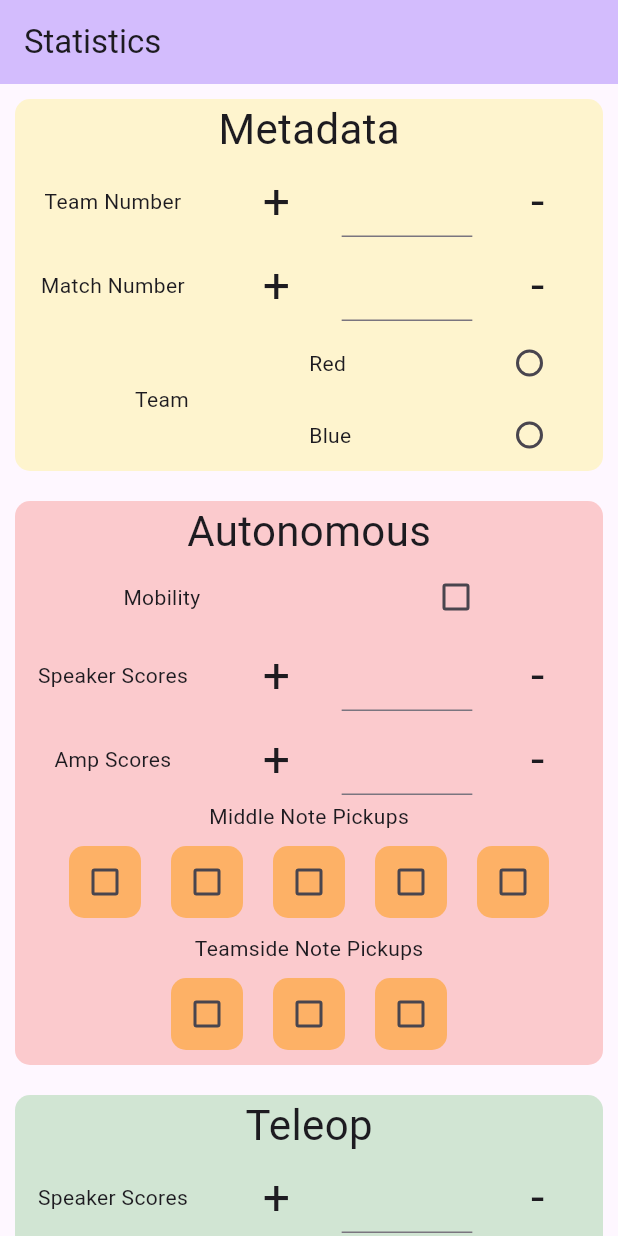
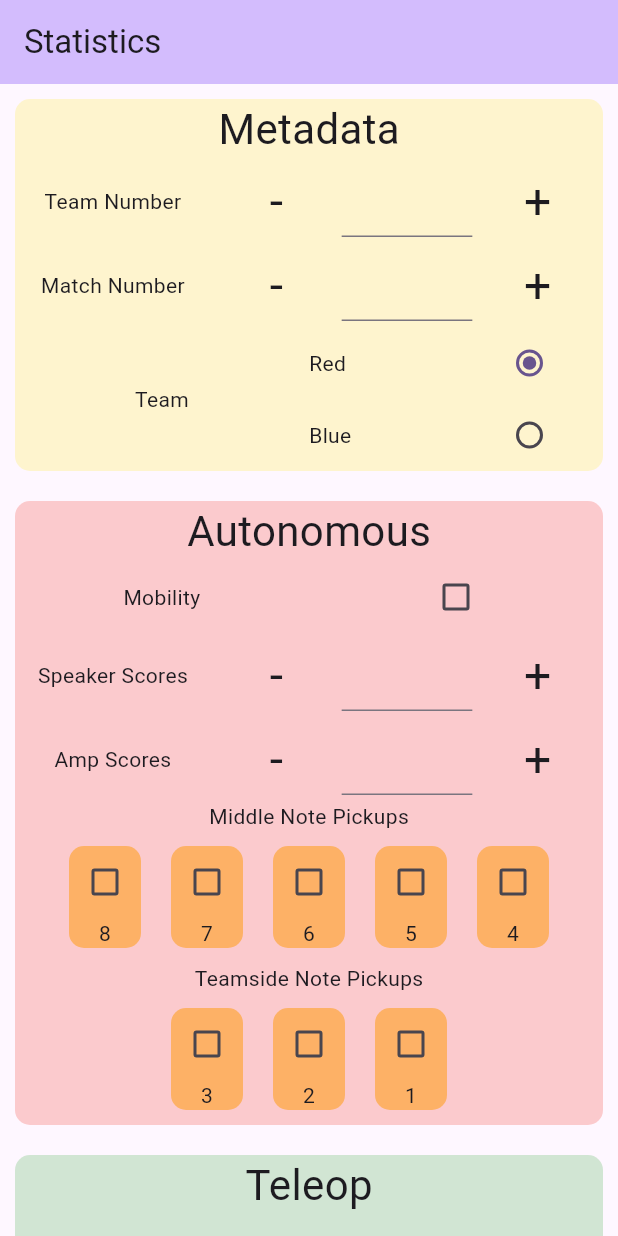
Before and after one commit to BCR2200/2024Scout, a Flutter app: the screen it shows after launch, on a phone screen of 412 x 824 dp. Run offline on Flutter 3.47's test engine with Material 3 defaults, Android fonts, the phone set to English and light mode, and no system bars; our stand-ins replace qr_flutter.

Commit message:
Fix and add stuff, including match number increments replacing resets.

```diff
--- a/lib/main.dart
+++ b/lib/main.dart
@@ -98,10 +98,12 @@ class Numeric extends JStat {
   BigInt? num;
   BigInt? max;
   bool enforce = true;
+  // If true, this will increment on reset instead of clearing.
+  bool isMatchNumber;
   TextEditingController txt = TextEditingController();
 
   String name;
-  Numeric(this.name, {this.max});
+  Numeric(this.name, {this.max, this.isMatchNumber = false});
 
   late void Function(void Function()) refresh;
   @override
@@ -111,8 +113,13 @@ class Numeric extends JStat {
 
   @override
   void reset() {
+    if (isMatchNumber) {
+      num = (num ?? BigInt.zero) + BigInt.one;
+      txt.text = num?.toString() ?? "";
+    } else {
       num = null;
       txt.text = "";
+    }
   }
 
   @override
@@ -161,6 +168,18 @@ class Numeric extends JStat {
               Expanded(child: TextButton(
                 onPressed: () {
                   if (num == null) {
+                    num = BigInt.zero;
+                  } else if (num! >= BigInt.one) {
+                    num = num! - BigInt.one;
+                  }
+                  txt.text = num?.toString() ?? "";
+                },
+                child: Text("-", style: Theme.of(context).textTheme.headlineLarge),
+              ),),
+              Expanded(child: field),
+              Expanded(child: TextButton(
+                onPressed: () {
+                  if (num == null) {
                     num = BigInt.one;
                   } else if (max == null || num! < max!) {
                     num = num! + BigInt.one;
@@ -168,18 +187,6 @@ class Numeric extends JStat {
                   txt.text = num?.toString() ?? "";
                 },
                 child: Text("+", style: Theme.of(context).textTheme.headlineLarge,),
-              ),),
-              Expanded(child: field),
-              Expanded(child: TextButton(
-                onPressed: () {
-                  if (num == null) {
-                    num = BigInt.zero;
-                  } else if (num! >= BigInt.one) {
-                    num = num! - BigInt.one;
-                  }
-                  txt.text = num?.toString() ?? "";
-                },
-                child: Text("-", style: Theme.of(context).textTheme.headlineLarge),
               ),),
             ],
           ),
@@ -231,12 +238,14 @@ class Boolean extends JStat {
   }
 }
 class Team extends JStat {
-  String? team;
+  String? team = "Red";
 
   String name;
   Team(this.name);
 
   late void Function(void Function()) refresh;
+  void Function(bool)? onChange;
+
   @override
   void setUpdate(void Function(void Function()) fn) {
     refresh = fn;
@@ -244,7 +253,7 @@ class Team extends JStat {
 
   @override
   void reset() {
-    team = "Red";
+    //team = "Red";
   }
 
   @override
@@ -260,6 +269,8 @@ class Team extends JStat {
             value: "Red",
             groupValue: team,
             onChanged: (value) {
+              var change = onChange;
+              if (change != null) change(true);
               refresh(() { team = value; });
             },
           ),),
@@ -272,6 +283,8 @@ class Team extends JStat {
             value: "Blue",
             groupValue: team,
             onChanged: (value) {
+              var change = onChange;
+              if (change != null) change(false);
               refresh(() { team = value; });
             },
           ),),
@@ -505,7 +518,7 @@ class Notemap extends JStat {
   int count;
   int start;
   var checkboxes = <Widget>[];
-  bool flip = false;
+  bool flip = true;
 
   String name;
   Notemap(this.name, this.count, this.start);
@@ -518,7 +531,12 @@ class Notemap extends JStat {
 
   void setFlip(bool flip) {
     if (this.flip ^ flip) {
-      checkboxes = checkboxes.reversed.toList();
+      for (var i = 0; i < checkboxes.length; i++) {
+        var temp = checkboxes[i];
+        int endIndex = checkboxes.length - i - 1;
+        checkboxes[i] = checkboxes[endIndex];
+        checkboxes[endIndex] = temp;
+      }
     }
     this.flip = flip;
   }
@@ -531,12 +549,9 @@ class Notemap extends JStat {
   }
 
   @override
-  String? get() {
-    var iter = flip ? enableds.reversed : enableds;
-    return iter
+  String? get() => enableds
     .map((e) => e ? "1" : "0")
     .join(DELIMITER);
-  }
 
   @override
   Widget widget(BuildContext context) {
@@ -561,12 +576,15 @@ class Notemap extends JStat {
                   refresh(() {enableds[i] = (value ?? false);});
                 },
               ),
+              Text((i + start).toString()),
             ],
           ),
         ),
       );
       checkboxes.add(cb);
     }
+    if (flip) checkboxes = checkboxes.reversed.toList();
+
     return Column(children: [
       Text(name),
         Row(
@@ -595,11 +613,14 @@ class QRView extends StatelessWidget {
           ),
           Text(data),
           Expanded(
+            child: Padding(
+              padding: const EdgeInsets.all(50.0),
               child: Center(
                 child: QrImageView(
                   data: data,
                   version: QrVersions.auto,
                   gapless: true
+                ),
               ),
             ),
           ),
@@ -740,7 +761,7 @@ class _MyHomePageState extends State<MyHomePage> {
         [
           Heading("Metastats"),
           Numeric("Team Number", max: BigInt.from(9999)),
-          Numeric("Match Number"),
+          Numeric("Match Number", isMatchNumber: true),
         ],
         Colors.yellow.withAlpha(64)
       ),
@@ -799,6 +820,13 @@ class _MyHomePageState extends State<MyHomePage> {
     var teamsideNotes = Notemap("Teamside Note Pickups", 3, 1);
     var team = Team("Team");
 
+    team.onChange = (isRed) {
+      setState(() {
+        middleNotes.setFlip(isRed);
+        teamsideNotes.setFlip(isRed);
+      });
+    };
+
     var teleopSpeaker = Numeric("Speaker Scores");
     var teleopAmp = Numeric("Amp Scores");
     var teleopAmpSpeaker = Numeric("Amplified Speaker Scores");
@@ -818,7 +846,7 @@ class _MyHomePageState extends State<MyHomePage> {
         [
           Heading("Metadata"),
           teamNum,
-          Numeric("Match Number"),
+          Numeric("Match Number", isMatchNumber: true),
           OnlyShow(team),
         ],
         Colors.yellow.withOpacity(COLORBOX_OPACITY),
@@ -913,7 +941,12 @@ class _MyHomePageState extends State<MyHomePage> {
       }
     }
     stats.add(
-      TextButton(
+      Padding(
+        padding: const EdgeInsets.all(8.0),
+        child: TextButton(
+          style: const ButtonStyle(
+            backgroundColor: MaterialStatePropertyAll(Colors.green),
+          ),
           onPressed: () {
             Navigator.push(
               context,
@@ -928,18 +961,44 @@ class _MyHomePageState extends State<MyHomePage> {
               ),
             );
           },
-        child: const Text("View QR"),
+          child: const Padding(
+            padding: EdgeInsets.only(top: 30.0, bottom: 30.0,),
+            child: Text("View QR", textScaleFactor: 2.0, style: TextStyle(color: Colors.white,),),
+          ),
+        ),
       ),
     );
-    stats.add(
-      TextButton(
-        onPressed: () {
+    var destroyEverything = TextButton(onPressed: () {
       setState(() {});
       for (var stat in statistics) {
         stat.reset();
       }
+      Navigator.of(context, rootNavigator: true).pop();
+    }, child: const Text("Confirm", style: TextStyle(color: Colors.red, fontWeight: FontWeight.bold,),),);
+    var dontDestroyEverything = TextButton(onPressed: () {
+      Navigator.of(context, rootNavigator: true).pop();
+    }, child: const Text("Cancel"));
+    var resetAlert = AlertDialog(
+      title: const Text("Are you sure?"),
+      content: const Text(
+        "This will reset all statistics to their default state and increment the match number."
+        "Do you want to continue?"
+      ),
+      actions: [
+        destroyEverything,
+        dontDestroyEverything,
+      ],
+    );
+    stats.add(
+      Padding(
+        padding: const EdgeInsets.all(8.0),
+        child: TextButton(
+          style: const ButtonStyle(backgroundColor: MaterialStatePropertyAll(Colors.red)),
+          onPressed: () {
+            showDialog(context: context, builder: (ctx) => resetAlert);
           },
-        child: const Text("Reset"),
+          child: const Text("Next Match", style: TextStyle(color: Colors.white, fontWeight: FontWeight.bold,),),
+        ),
       ),
     );
 
```
Also changed, not shown: 11 other files. Lines whose indentation alone changed are shown as unchanged.
